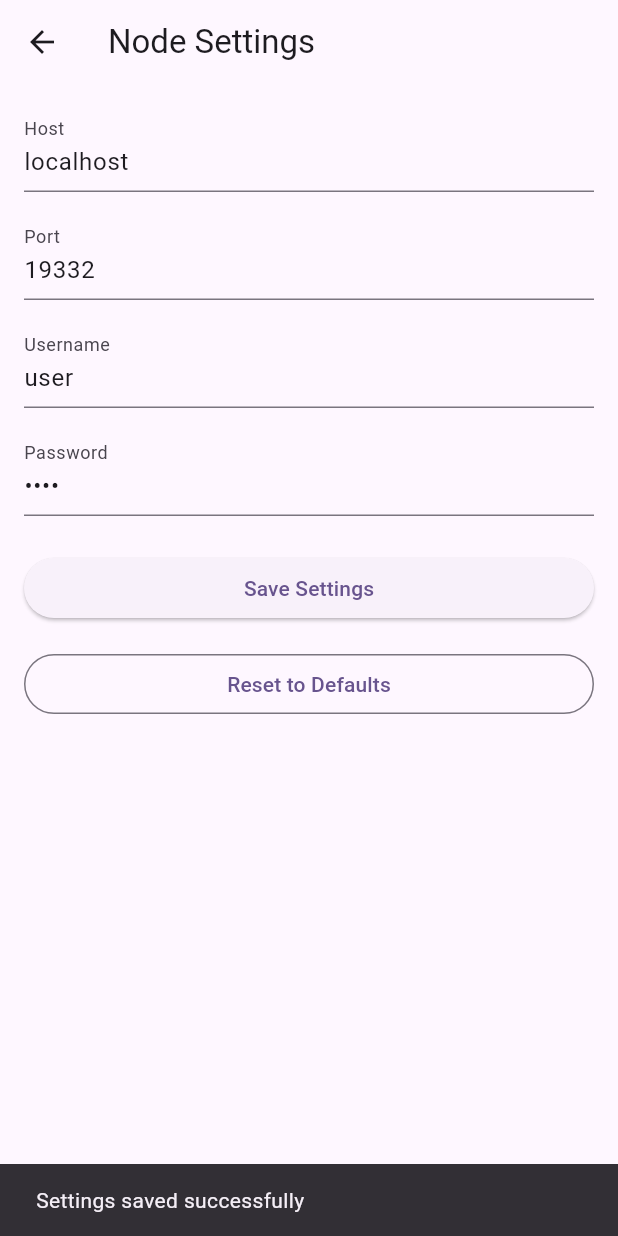
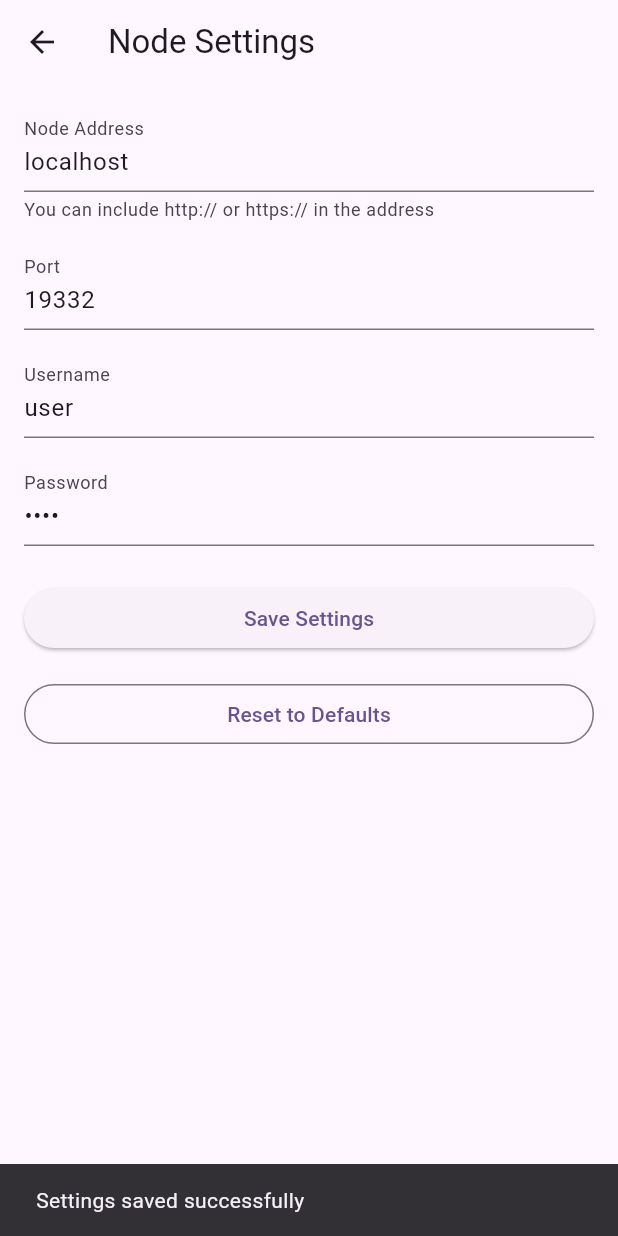
Before and after one commit to omeroooor/web3-content-manager, a Flutter app: the SettingsScreen screen opened directly, after a tap on "Save Settings", on a phone screen of 412 x 824 dp. Run offline on Flutter 3.47's test engine with Material 3 defaults, Android fonts, the phone set to English and light mode, and no system bars; our stand-ins replace convert, cross_file, file_picker, share_plus, shared_preferences; missing offline and left inert: pointycastle; accounts and stored records are empty.

Commit message:
allow the user to set the protocol when setting the node address

```diff
--- a/lib/screens/settings_screen.dart
+++ b/lib/screens/settings_screen.dart
@@ -102,12 +102,13 @@ class _SettingsScreenState extends State<SettingsScreen> {
                   TextFormField(
                     controller: _hostController,
                     decoration: const InputDecoration(
-                      labelText: 'Host',
-                      hintText: 'e.g., localhost',
+                      labelText: 'Node Address',
+                      hintText: 'e.g., localhost or http://localhost',
+                      helperText: 'You can include http:// or https:// in the address',
                     ),
                     validator: (value) {
                       if (value == null || value.isEmpty) {
-                        return 'Please enter a host';
+                        return 'Please enter the node address';
                       }
                       return null;
                     },
@@ -122,7 +123,7 @@ class _SettingsScreenState extends State<SettingsScreen> {
                     keyboardType: TextInputType.number,
                     validator: (value) {
                       if (value == null || value.isEmpty) {
-                        return 'Please enter a port';
+                        return 'Please enter the port number';
                       }
                       if (int.tryParse(value) == null) {
                         return 'Please enter a valid port number';
--- a/lib/services/bitcoin_rpc_client.dart
+++ b/lib/services/bitcoin_rpc_client.dart
@@ -18,7 +18,15 @@ class BitcoinRPCClient {
   }) : _auth = base64Encode(utf8.encode('$username:$password'));
 
   Future<Map<String, dynamic>> command(String method, [List<dynamic>? params]) async {
-    final url = Uri.http('$host:$port', '/');
+    // Parse the host to handle protocol
+    String cleanHost = host;
+    if (host.startsWith('http://')) {
+      cleanHost = host.substring(7);
+    } else if (host.startsWith('https://')) {
+      cleanHost = host.substring(8);
+    }
+
+    final url = Uri.http('$cleanHost:$port', '/');
     final requestBody = {
       'jsonrpc': '2.0',
       'id': DateTime.now().millisecondsSinceEpoch,
```
